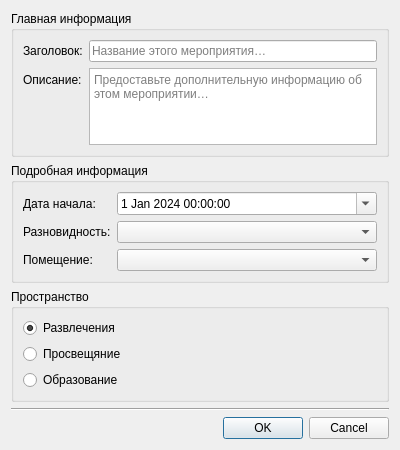
First picture: the form in app/ui/dialogs/create_event.ui, repository NTO-2nd-stage-ABP/ccms, before the edit.
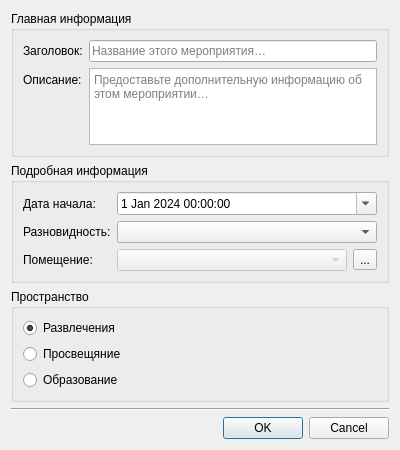
Second picture: the form after the edit.

Commit message: Implement reservation wizard

Patch:
```diff
--- a/app/ui/dialogs/create_event.ui
+++ b/app/ui/dialogs/create_event.ui
@@ -117,7 +117,22 @@
          </widget>
         </item>
         <item row="2" column="1">
-         <widget class="QComboBox" name="roomComboBox"/>
+         <layout class="QHBoxLayout" name="horizontalLayout_2">
+          <item>
+           <widget class="QComboBox" name="roomComboBox">
+            <property name="enabled">
+             <bool>false</bool>
+            </property>
+           </widget>
+          </item>
+          <item>
+           <widget class="QToolButton" name="reservationButton">
+            <property name="text">
+             <string>...</string>
+            </property>
+           </widget>
+          </item>
+         </layout>
         </item>
        </layout>
       </item>
```
Left out of the diff: 126 changed lines with no effect on the pictures. The commit also changes 7 other files.
